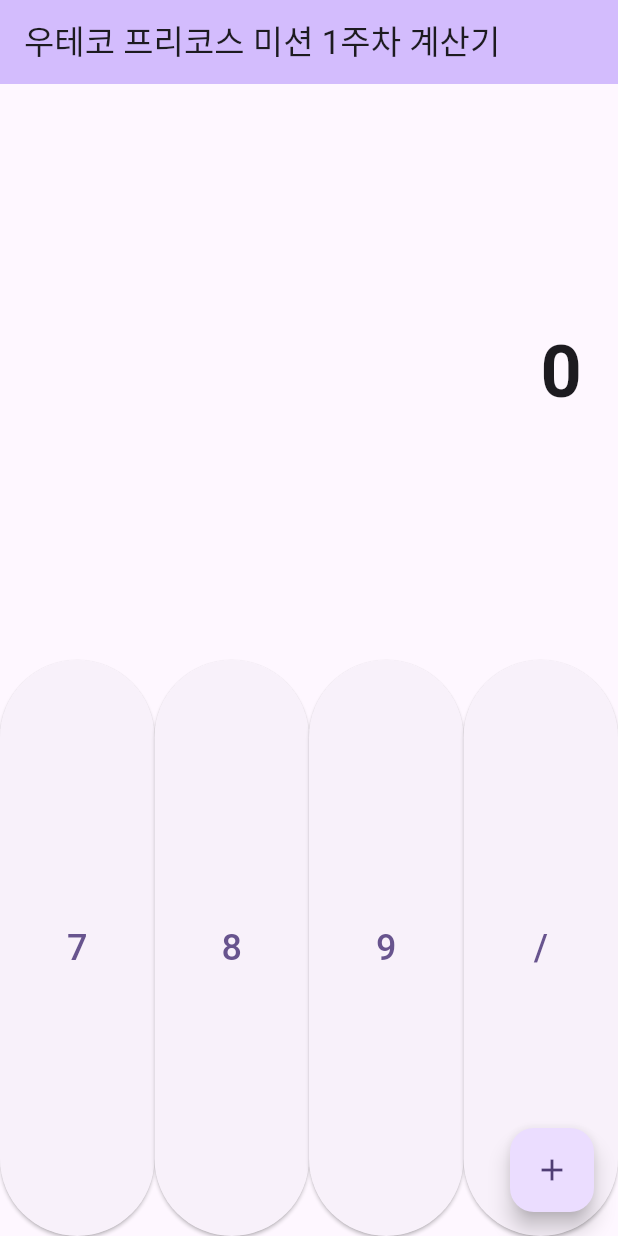
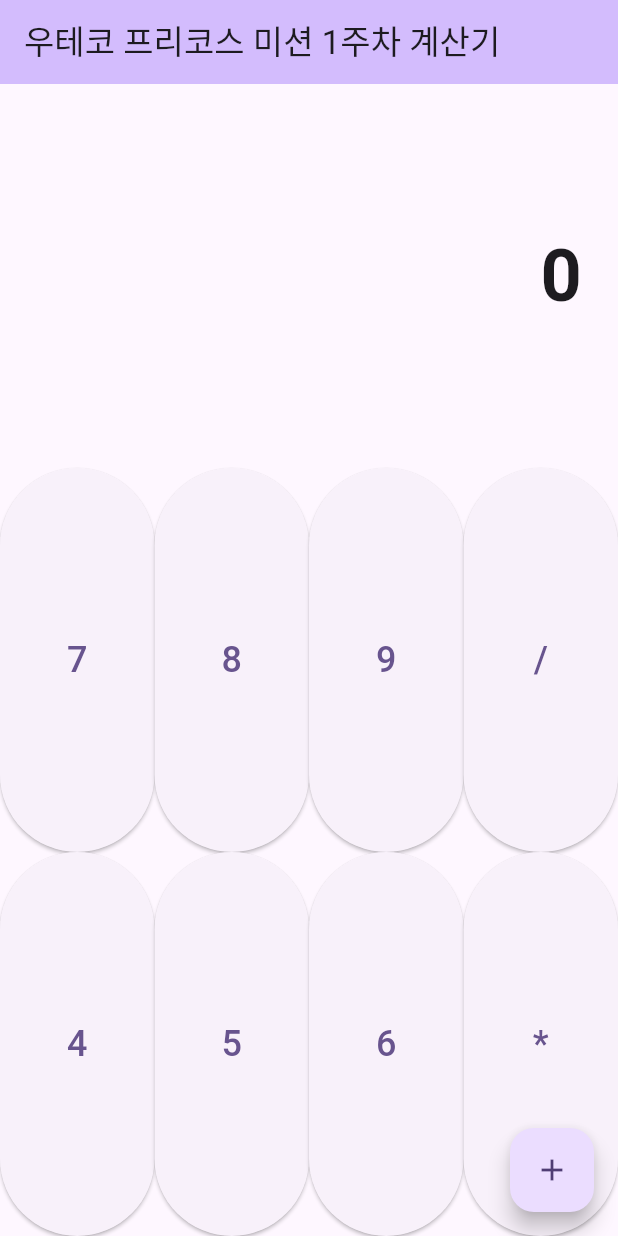
Before and after one commit to princebyun/flutter-calculator-8, a Flutter app: the screen it shows after launch, on a phone screen of 412 x 824 dp. Run offline on Flutter 3.47's test engine with Material 3 defaults, Android fonts, the phone set to English and light mode, and no system bars.

Commit message:
design : 계산기 UI 제작중

```diff
--- a/lib/main.dart
+++ b/lib/main.dart
@@ -101,6 +101,50 @@ class _MyHomePageState extends State<MyHomePage> {
               ],
             ),
           ),
+          Expanded(
+            flex: 1,
+            child: Row(
+              crossAxisAlignment: CrossAxisAlignment.stretch,
+              children: <Widget>[
+                Expanded(
+                  flex: 1,
+                  child: ElevatedButton(
+                    onPressed: () {
+                      print('4 pressed');
+                    },
+                    child: Text('4', style: TextStyle(fontSize: 24)),
+                  ),
+                ),
+                Expanded(
+                  flex: 1,
+                  child: ElevatedButton(
+                    onPressed: () {
+                      print('5 pressed');
+                    },
+                    child: Text('5', style: TextStyle(fontSize: 24)),
+                  ),
+                ),
+                Expanded(
+                  flex: 1,
+                  child: ElevatedButton(
+                    onPressed: () {
+                      print('6 pressed');
+                    },
+                    child: Text('6', style: TextStyle(fontSize: 24)),
+                  ),
+                ),
+                Expanded(
+                  flex: 1,
+                  child: ElevatedButton(
+                    onPressed: () {
+                      print('* pressed');
+                    },
+                    child: Text('*', style: TextStyle(fontSize: 24)),
+                  ),
+                ),
+              ],
+            ),
+          ),
         ],
       ),
       floatingActionButton: FloatingActionButton(
```
